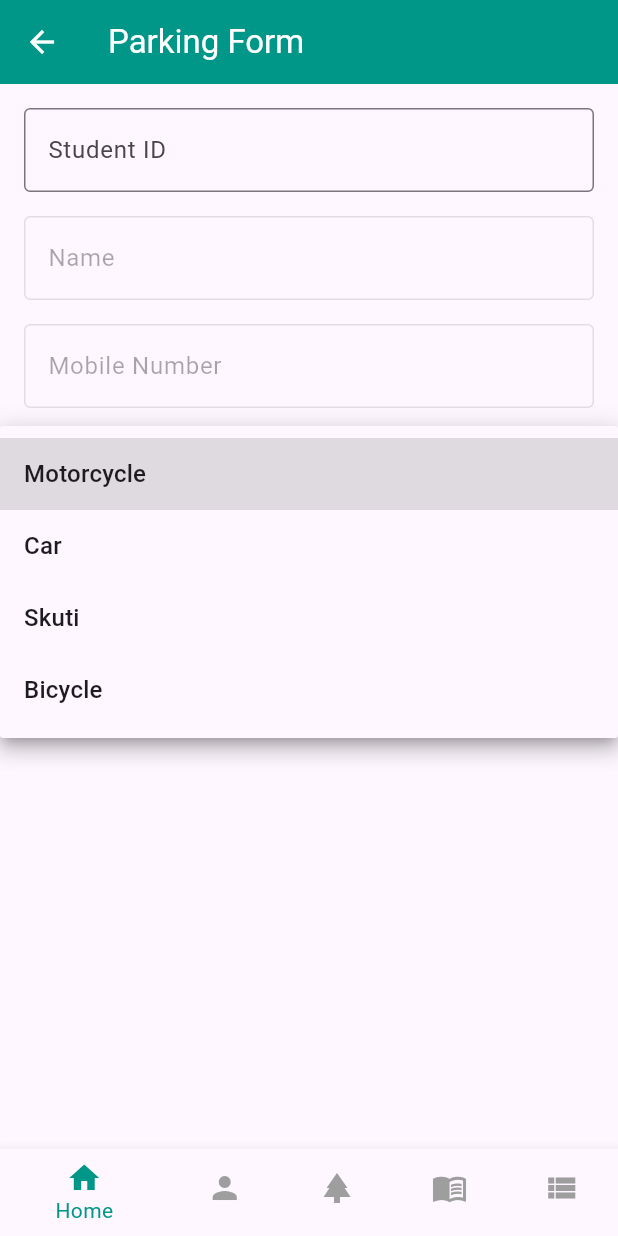
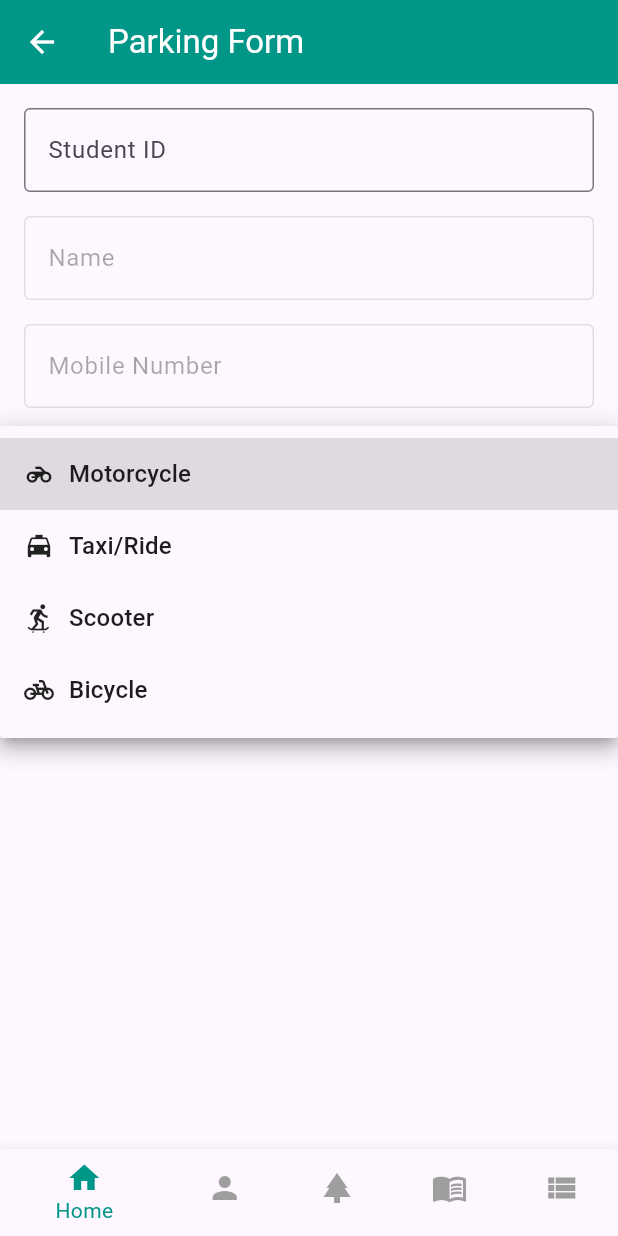
Before and after one commit to EngZobaer/SmartParking, a Flutter app: the NewDataForm screen opened directly, item 3 of the bottom bar chosen, after a tap on "Select Vehicle", on a phone screen of 412 x 824 dp. Run offline on Flutter 3.47's test engine with Material 3 defaults, Android fonts, the phone set to English and light mode, and no system bars; our stand-ins replace cloud_firestore, firebase_auth, firebase_core; accounts and stored records are empty.

Commit message:
Update 1.1

```diff
--- a/lib/parking.dart
+++ b/lib/parking.dart
@@ -253,9 +253,23 @@ class _ParkingFormState extends State<ParkingForm> {
                   labelText: 'Select Vehicle',
                   border: OutlineInputBorder(),
                 ),
-                items: ['Motorcycle', 'Car', 'Skuti', 'Bicycle']
-                    .map((vehicle) => DropdownMenuItem(value: vehicle, child: Text(vehicle)))
-                    .toList(),
+                items: [
+                  {'vehicle': 'Motorcycle', 'icon': Icons.motorcycle},
+                  {'vehicle': 'Taxi/Ride', 'icon': Icons.local_taxi},
+                  {'vehicle': 'Scooter', 'icon': Icons.skateboarding_outlined},
+                  {'vehicle': 'Bicycle', 'icon': Icons.pedal_bike},
+                ].map((Map<String, dynamic> vehicle) {
+                  return DropdownMenuItem<String>(
+                    value: vehicle['vehicle'],
+                    child: Row(
+                      children: [
+                        Icon(vehicle['icon'], size: 20),  // Icon for vehicle
+                        SizedBox(width: 10),              // Space between icon and text
+                        Text(vehicle['vehicle']),        // Vehicle name
+                      ],
+                    ),
+                  );
+                }).toList(),
                 onChanged: (value) {
                   setState(() {
                     _selectedVehicleType = value;
@@ -268,7 +282,8 @@ class _ParkingFormState extends State<ParkingForm> {
                   return null;
                 },
               ),
-              const SizedBox(height: 24),
+
+                SizedBox(height: 24),
 
               // Submit button
               SizedBox(
```
Also changed, not shown: lib/dashboard.dart (+10 -5 lines), lib/new.dart (+4 -5 lines).
